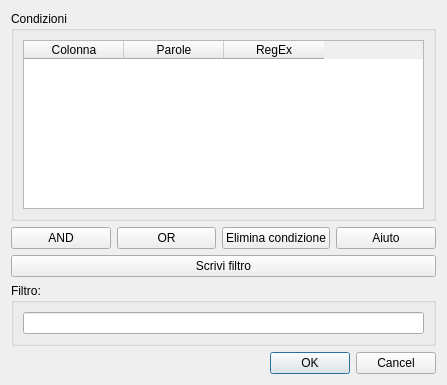
Qt form forms/creafiltro.ui (zorbaproject/Bran) before a commit.
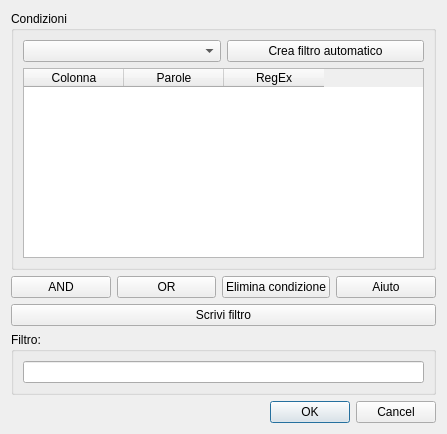
The same form after that commit.

Commit message: Primo filtro automatico

Patch:
```diff
--- a/forms/creafiltro.ui
+++ b/forms/creafiltro.ui
@@ -7,7 +7,7 @@
     <x>0</x>
     <y>0</y>
     <width>447</width>
-    <height>385</height>
+    <height>434</height>
    </rect>
   </property>
   <property name="windowTitle">
@@ -20,6 +20,20 @@
       <string>Condizioni</string>
      </property>
      <layout class="QVBoxLayout" name="verticalLayout_2">
+      <item>
+       <layout class="QGridLayout" name="gridLayout">
+        <item row="0" column="1">
+         <widget class="QPushButton" name="filtroautomatico">
+          <property name="text">
+           <string>Crea filtro automatico</string>
+          </property>
+         </widget>
+        </item>
+        <item row="0" column="0">
+         <widget class="QComboBox" name="autofiltercombo"/>
+        </item>
+       </layout>
+      </item>
       <item>
        <widget class="QTableWidget" name="tableWidget">
         <column>
```
The commit also changes 2 other files.
